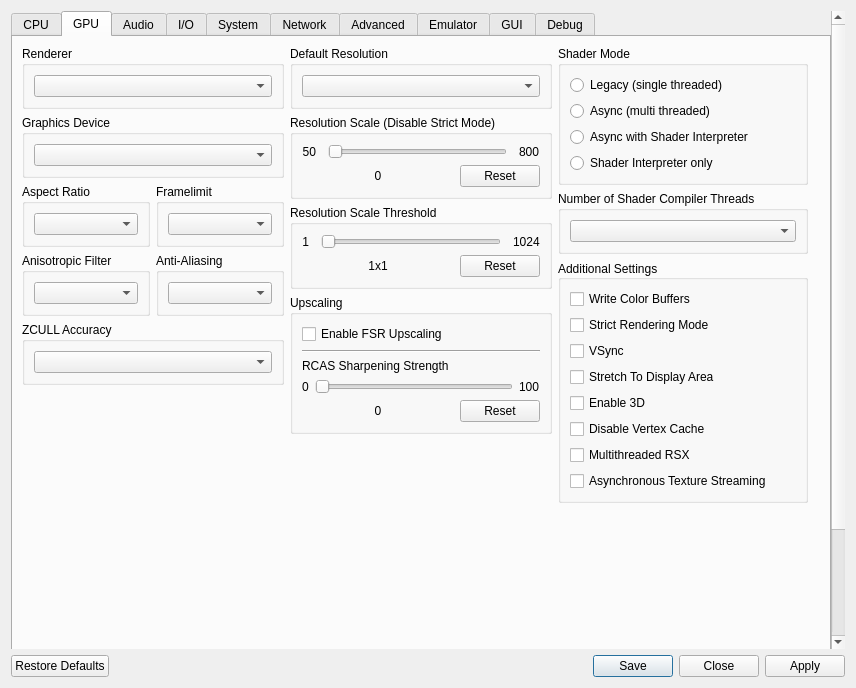
Old version of the form rpcs3/rpcs3qt/settings_dialog.ui in the repository RPCS3/rpcs3.
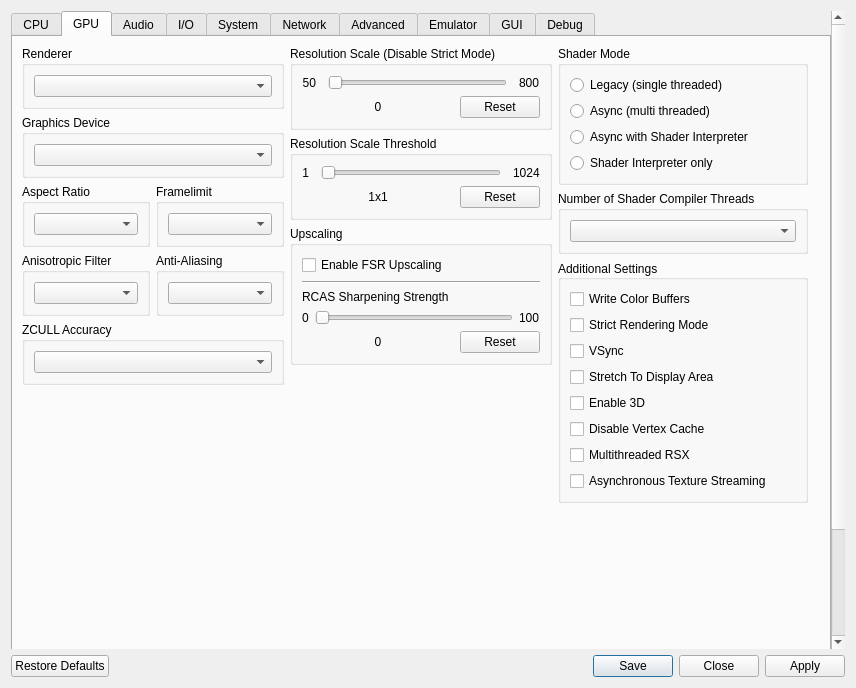
New version of the form. The open tabs and pages were chosen to show the change. Icons and pictures are not drawn.

```diff
--- a/rpcs3/rpcs3qt/settings_dialog.ui
+++ b/rpcs3/rpcs3qt/settings_dialog.ui
@@ -518,18 +518,6 @@
           </item>
           <item>
            <layout class="QVBoxLayout" name="gpuTabLayoutMiddle">
-            <item>
-             <widget class="QGroupBox" name="gb_default_resolution">
-              <property name="title">
-               <string>Default Resolution</string>
-              </property>
-              <layout class="QVBoxLayout" name="gb_default_resolution_layout">
-               <item>
-                <widget class="QComboBox" name="resBox"/>
-               </item>
-              </layout>
-             </widget>
-            </item>
             <item>
              <layout class="QVBoxLayout" name="layout_resolution_scale">
               <property name="spacing">
```
